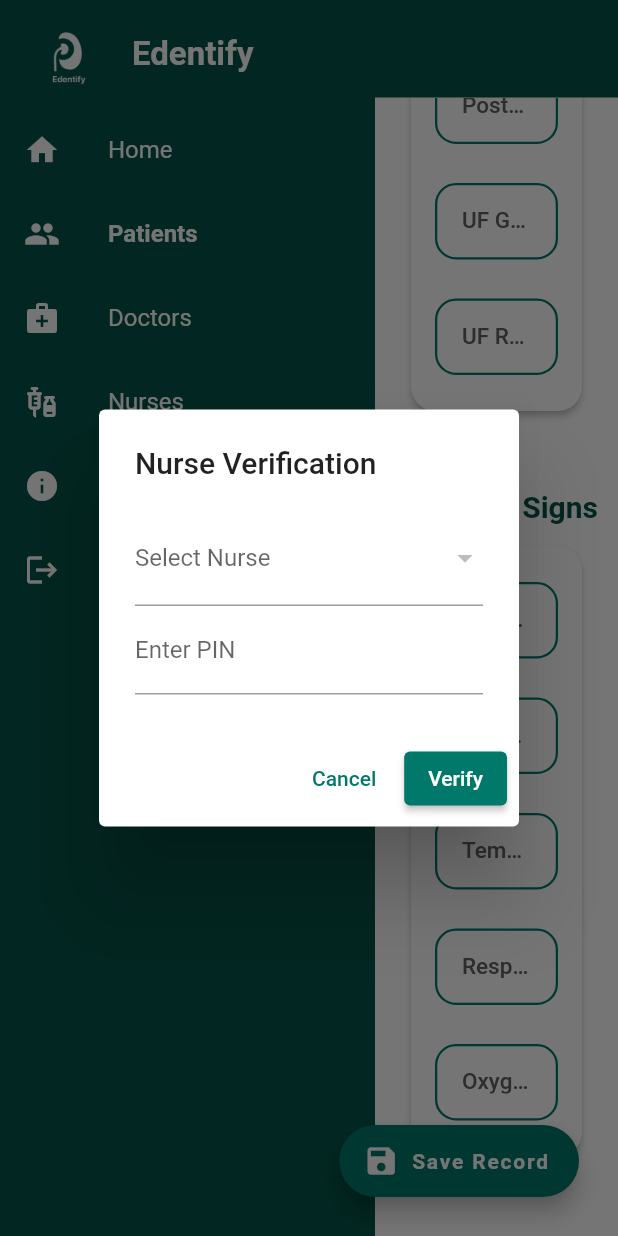
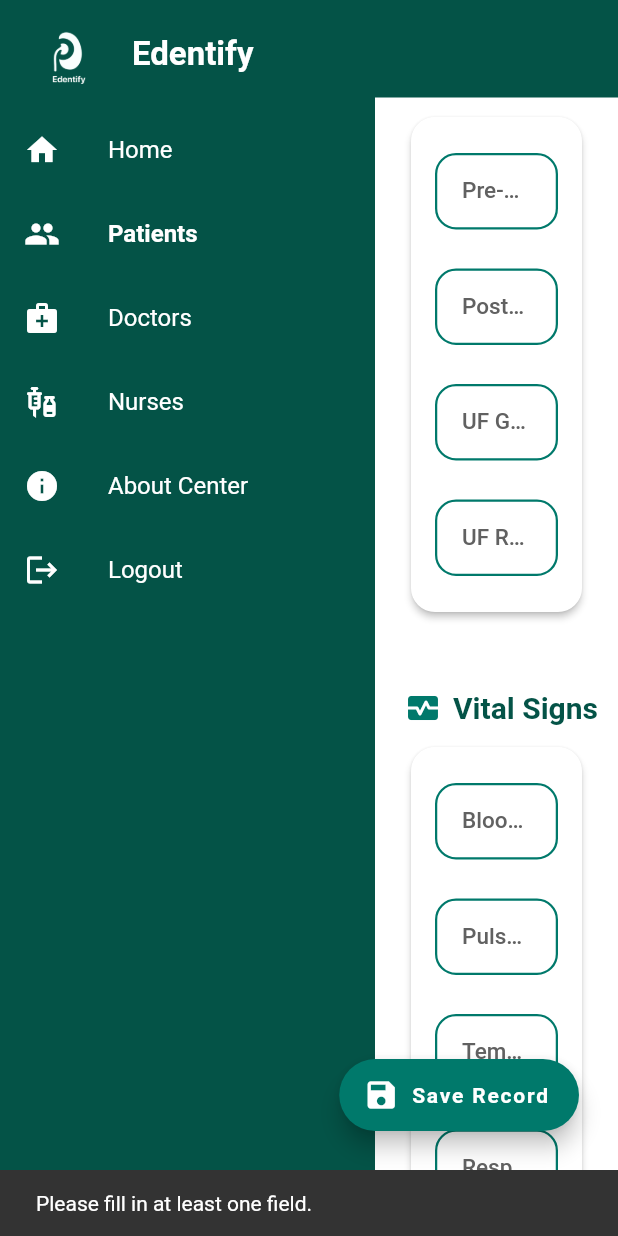
Before and after one commit to NicoleSrsp/EdentifyCenterv1, a Flutter app: the AddPatientRecordScreen screen opened directly with empty values, scrolled down 576 dp, after a tap on "Save Record", on a phone screen of 412 x 824 dp. Run offline on Flutter 3.47's test engine with Material 3 defaults, Android fonts, the phone set to English and light mode, and no system bars; our stand-ins replace cloud_firestore, firebase_auth, firebase_core, shared_preferences; accounts and stored records are empty.

Commit message:
modified dart files with pre and post dialysis session

```diff
--- a/lib/screens/add_patient_record_screen.dart
+++ b/lib/screens/add_patient_record_screen.dart
@@ -36,6 +36,7 @@ class _AddPatientRecordScreenState extends State<AddPatientRecordScreen> {
 
   // 🔹 Store nurse info after verification
   Map<String, dynamic>? _verifiedNurse;
+  String _sessionType = "pre"; // default
 
   Future<void> _pickDate() async {
     final picked = await showDatePicker(
@@ -135,6 +136,17 @@ class _AddPatientRecordScreenState extends State<AddPatientRecordScreen> {
   }
 
   Future<void> _saveRecord() async {
+    if (_preWeightController.text.isEmpty &&
+        _postWeightController.text.isEmpty &&
+        _bpController.text.isEmpty &&
+        _pulseController.text.isEmpty &&
+        _tempController.text.isEmpty) {
+      ScaffoldMessenger.of(context).showSnackBar(
+        const SnackBar(content: Text('Please fill in at least one field.')),
+      );
+      return;
+    }
+
     // 🧩 Require nurse verification first
     if (_verifiedNurse == null) {
       final nurseInfo = await _showNurseVerificationDialog();
@@ -143,6 +155,8 @@ class _AddPatientRecordScreenState extends State<AddPatientRecordScreen> {
     }
 
     final Map<String, dynamic> record = {};
+
+    record["sessionType"] = _sessionType;
 
     void addIfNotEmpty(
       String key,
@@ -168,7 +182,9 @@ class _AddPatientRecordScreenState extends State<AddPatientRecordScreen> {
     addIfNotEmpty("respiration", _respirationController, isNumber: true);
     addIfNotEmpty("oxygenSaturation", _o2Controller, isNumber: true);
 
-    record["date"] = _selectedDate.toIso8601String().split("T").first;
+    final dateString = DateFormat('yyyy-MM-dd').format(_selectedDate);
+    record["date"] = dateString;
+
     record["createdAt"] = FieldValue.serverTimestamp();
 
     // 🧩 Include nurse info
@@ -179,10 +195,34 @@ class _AddPatientRecordScreenState extends State<AddPatientRecordScreen> {
         .collection("users")
         .doc(widget.patientId)
         .collection("records")
-        .doc(_selectedDate.toIso8601String().split("T").first);
+        .doc("${dateString}_${_sessionType}");
 
     final existingRecord = await recordRef.get();
     final isUpdate = existingRecord.exists;
+
+    if (isUpdate) {
+      final confirm = await showDialog<bool>(
+        context: context,
+        builder:
+            (_) => AlertDialog(
+              title: const Text('Record Already Exists'),
+              content: const Text(
+                'A record for this date already exists. Do you want to update it?',
+              ),
+              actions: [
+                TextButton(
+                  onPressed: () => Navigator.pop(context, false),
+                  child: const Text('Cancel'),
+                ),
+                ElevatedButton(
+                  onPressed: () => Navigator.pop(context, true),
+                  child: const Text('Update'),
+                ),
+              ],
+            ),
+      );
+      if (confirm != true) return; // cancel
+    }
 
     await recordRef.set(record, SetOptions(merge: true));
 
@@ -484,6 +524,50 @@ class _AddPatientRecordScreenState extends State<AddPatientRecordScreen> {
                             ),
                           ),
                           const SizedBox(height: 20),
+                          const SizedBox(height: 10),
+                          Card(
+                            elevation: 2,
+                            shape: RoundedRectangleBorder(
+                              borderRadius: BorderRadius.circular(16),
+                            ),
+                            child: Padding(
+                              padding: const EdgeInsets.all(16),
+                              child: DropdownButtonFormField<String>(
+                                value: _sessionType,
+                                decoration: InputDecoration(
+                                  labelText: "Session Type",
+                                  labelStyle: TextStyle(
+                                    color: Colors.grey.shade700,
+                                    fontWeight: FontWeight.w500,
+                                  ),
+                                  border: OutlineInputBorder(
+                                    borderRadius: BorderRadius.circular(14),
+                                    borderSide: BorderSide(
+                                      color: Colors.teal.shade700,
+                                      width: 1.5,
+                                    ),
+                                  ),
+                                ),
+                                items: const [
+                                  DropdownMenuItem(
+                                    value: "pre",
+                                    child: Text("Pre-Dialysis"),
+                                  ),
+                                  DropdownMenuItem(
+                                    value: "post",
+                                    child: Text("Post-Dialysis"),
+                                  ),
+                                ],
+                                onChanged: (value) {
+                                  setState(() {
+                                    _sessionType = value!;
+                                  });
+                                },
+                              ),
+                            ),
+                          ),
+                          const SizedBox(height: 20),
+
                           _buildSectionHeader(
                             "Dialysis Information",
                             Icons.local_hospital,
--- a/lib/screens/patient_detail_screen.dart
+++ b/lib/screens/patient_detail_screen.dart
@@ -280,11 +280,13 @@ class _PatientDetailScreenState extends State<PatientDetailScreen> {
                                                 ),
                                               ),
                                               title: Text(
-                                                "Date: ${record['date'] ?? doc.id}",
+                                                "Date: ${record['date'] ?? doc.id} "
+                                                "(${(record['sessionType'] ?? 'pre').toString().toUpperCase()}-Dialysis)",
                                                 style: const TextStyle(
                                                   fontWeight: FontWeight.bold,
                                                 ),
                                               ),
+
                                               subtitle: Column(
                                                 crossAxisAlignment:
                                                     CrossAxisAlignment.start,
@@ -412,6 +414,7 @@ class _PatientDetailScreenState extends State<PatientDetailScreen> {
     showDialog(
       context: context,
       builder: (context) {
+        String sessionType = record['sessionType'] ?? 'pre';
         return Dialog(
           insetPadding: const EdgeInsets.all(24),
           shape: RoundedRectangleBorder(
@@ -594,6 +597,7 @@ class _PatientDetailScreenState extends State<PatientDetailScreen> {
                         'updatedAt': FieldValue.serverTimestamp(),
                         'updatedBy': _verifiedNurse?['nurseName'],
                         'nurseName': nurseInfo['nurseName'],
+                        'sessionType': sessionType,
                       };
 
                       await FirebaseFirestore.instance
```
Also changed, not shown: lib/screens/home_screen.dart (+31 -12 lines).
